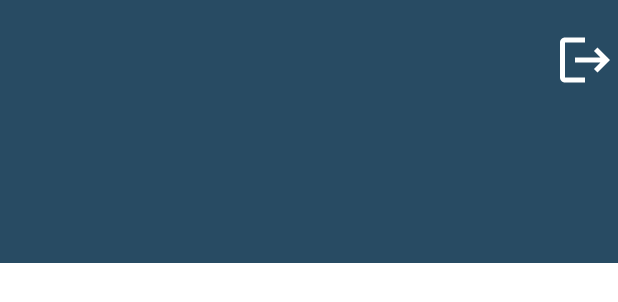
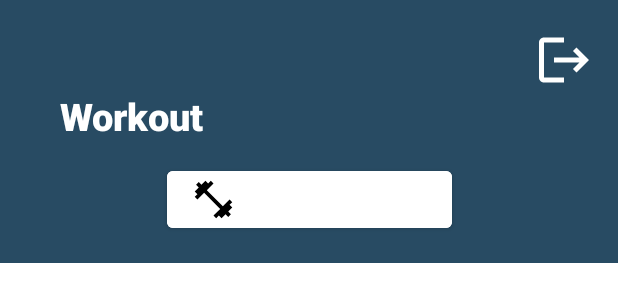
Before and after one commit to pedroberri/Hustle, an Android app: the layout fragment_workout.xml on its own in the app's theme, with its tools: preview values and no code run, on a phone screen of 412 x 824 dp. Shown: the top 302 px of the screen. Run offline under Robolectric (Android 15) with nearby library versions, the light colour scheme and no system bars.

Commit message:
Doing the workout page

```diff
--- /dev/null
+++ b/app/src/main/res/drawable/ic_baseline_fitness_center_24.xml
@@ -0,0 +1,5 @@
+<vector android:height="30dp" android:tint="#000000"
+    android:viewportHeight="24" android:viewportWidth="24"
+    android:width="30dp" xmlns:android="http://schemas.android.com/apk/res/android">
+    <path android:fillColor="@android:color/white" android:pathData="M20.57,14.86L22,13.43 20.57,12 17,15.57 8.43,7 12,3.43 10.57,2 9.14,3.43 7.71,2 5.57,4.14 4.14,2.71 2.71,4.14l1.43,1.43L2,7.71l1.43,1.43L2,10.57 3.43,12 7,8.43 15.57,17 12,20.57 13.43,22l1.43,-1.43L16.29,22l2.14,-2.14 1.43,1.43 1.43,-1.43 -1.43,-1.43L22,16.29z"/>
+</vector>
--- a/app/src/main/res/layout/fragment_workout.xml
+++ b/app/src/main/res/layout/fragment_workout.xml
@@ -1,22 +1,55 @@
 <?xml version="1.0" encoding="utf-8"?>
-<FrameLayout xmlns:android="http://schemas.android.com/apk/res/android"
+<androidx.constraintlayout.widget.ConstraintLayout
+    xmlns:android="http://schemas.android.com/apk/res/android"
+    xmlns:app="http://schemas.android.com/apk/res-auto"
     xmlns:tools="http://schemas.android.com/tools"
     android:layout_width="match_parent"
     android:layout_height="match_parent"
     tools:context=".fragment.WorkoutFragment">
 
-
     <View
         android:id="@+id/header"
         android:layout_width="match_parent"
         android:layout_height="175dp"
-        android:background="@color/azulCirculo" />
+        android:background="@color/azulCirculo"
+        app:layout_constraintTop_toTopOf="parent" />
 
     <ImageView
         android:id="@+id/logout"
         android:layout_width="40dp"
         android:layout_height="40dp"
         android:layout_marginTop="20dp"
-        android:layout_marginLeft="370dp"
-        android:src="@drawable/ic_logout" />
-</FrameLayout>
+        android:layout_marginEnd="16dp"
+        android:src="@drawable/ic_logout"
+        app:layout_constraintTop_toTopOf="parent"
+        app:layout_constraintEnd_toEndOf="parent" />
+
+    <TextView
+        android:id="@+id/search_text"
+        android:layout_width="wrap_content"
+        android:layout_height="30dp"
+        android:fontFamily="sans-serif-black"
+        android:text="Workout"
+        android:textAlignment="viewStart"
+        android:textColor="@color/white"
+        android:textSize="25dp"
+        android:layout_marginTop="60dp"
+        app:layout_constraintTop_toTopOf="parent"
+        app:layout_constraintStart_toStartOf="parent"
+        android:layout_marginStart="40dp"/>
+
+    <Button
+        android:id="@+id/workout"
+        android:layout_width="190dp"
+        android:layout_height="50dp"
+        android:backgroundTint="@color/white"
+        app:layout_constraintBottom_toBottomOf="@+id/header"
+        app:layout_constraintEnd_toEndOf="parent"
+        app:layout_constraintHorizontal_bias="0.5"
+        app:layout_constraintStart_toStartOf="parent"
+        app:layout_constraintTop_toBottomOf="@+id/search_text"
+        app:layout_constraintVertical_bias="0.5"
+        android:text="New workout"
+        android:drawableLeft="@drawable/ic_baseline_fitness_center_24"/>
+
+</androidx.constraintlayout.widget.ConstraintLayout>
--- a/app/src/main/res/values-night/themes.xml
+++ b/app/src/main/res/values-night/themes.xml
@@ -2,11 +2,11 @@
     <!-- Base application theme. -->
     <style name="Theme.AppStyle" parent="Theme.MaterialComponents.DayNight.DarkActionBar">
         <!-- Primary brand color. -->
-        <item name="colorPrimary">@color/white</item>
+        <item name="colorPrimary">@color/black</item>
         <item name="colorPrimaryVariant">@color/azulCirculo</item>
         <item name="colorOnPrimary">@color/black</item>
         <!-- Secondary brand color. -->
-        <item name="colorSecondary">@color/teal_200</item>
+        <item name="colorSecondary">@color/azul</item>
         <item name="colorSecondaryVariant">@color/teal_200</item>
         <item name="colorOnSecondary">@color/black</item>
         <!-- Status bar color. -->
```
Also changed, not shown: app/src/main/AndroidManifest.xml (+8 -1 lines), app/src/main/java/com/example/appstyle/WorkoutRegisterActivity.java (added, +18 -0 lines), app/src/main/java/com/example/appstyle/fragment/SearchFragment.java (+4 -3 lines), app/src/main/java/com/example/appstyle/fragment/WorkoutFragment.java (+15 -1 lines), app/src/main/res/layout/activity_workout_register.xml (added, +142 -0 lines), app/src/main/res/layout/fragment_search.xml (+5 -3 lines).
